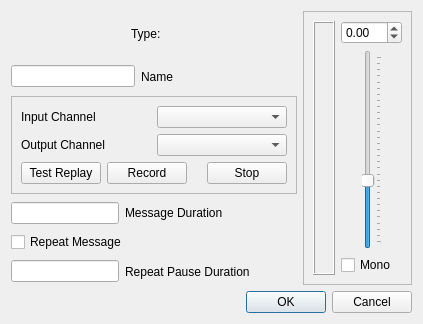
Before: the Qt Designer form mqt/MqtLogger/txvminternalbuttondialog.ui in Rsclub22/Minos2-Mirror, drawn with Qt 5.
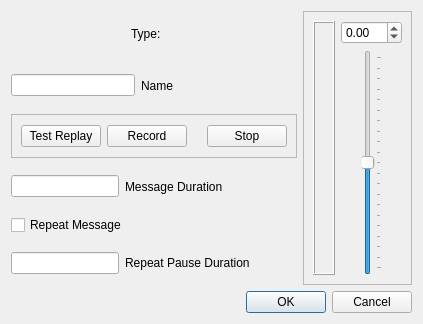
After: the same form once the commit is applied. Custom widgets are drawn as their Qt base class.

Commit message: Record and playback working

Diff of the .ui file:
```diff
--- a/mqt/MqtLogger/txvminternalbuttondialog.ui
+++ b/mqt/MqtLogger/txvminternalbuttondialog.ui
@@ -98,34 +98,6 @@
           <enum>QFrame::Raised</enum>
          </property>
          <layout class="QVBoxLayout" name="verticalLayout_5">
-          <item>
-           <layout class="QHBoxLayout" name="horizontalLayout_10">
-            <item>
-             <widget class="QLabel" name="label_5">
-              <property name="text">
-               <string>Input Channel</string>
-              </property>
-             </widget>
-            </item>
-            <item>
-             <widget class="QComboBox" name="inChannelCB"/>
-            </item>
-           </layout>
-          </item>
-          <item>
-           <layout class="QHBoxLayout" name="horizontalLayout_9">
-            <item>
-             <widget class="QLabel" name="label_4">
-              <property name="text">
-               <string>Output Channel</string>
-              </property>
-             </widget>
-            </item>
-            <item>
-             <widget class="QComboBox" name="outChannelCB"/>
-            </item>
-           </layout>
-          </item>
           <item>
            <layout class="QHBoxLayout" name="horizontalLayout_5">
             <item>
@@ -300,7 +272,7 @@
                <number>-100</number>
               </property>
               <property name="maximum">
-               <number>200</number>
+               <number>100</number>
               </property>
               <property name="orientation">
                <enum>Qt::Vertical</enum>
@@ -328,13 +300,6 @@
             </item>
            </layout>
           </item>
-          <item>
-           <widget class="QCheckBox" name="recordMono">
-            <property name="text">
-             <string>Mono</string>
-            </property>
-           </widget>
-          </item>
          </layout>
         </item>
        </layout>
```
The commit also changes 15 other files.
